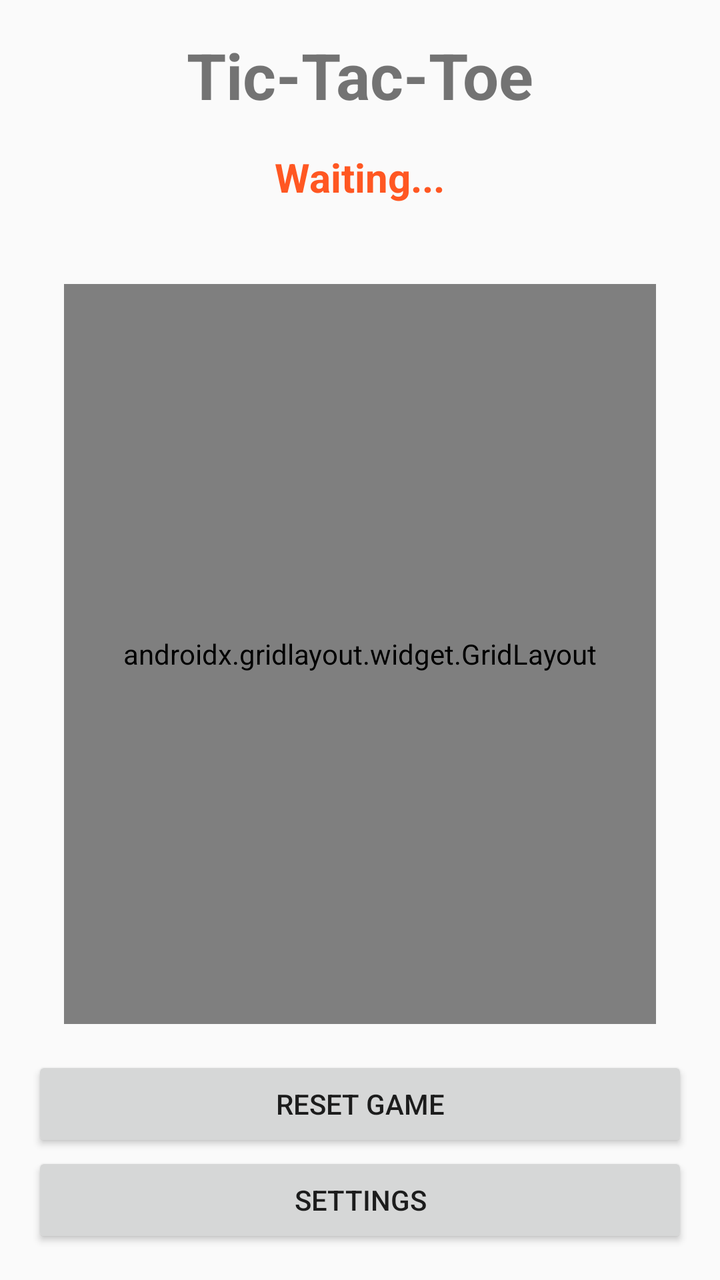
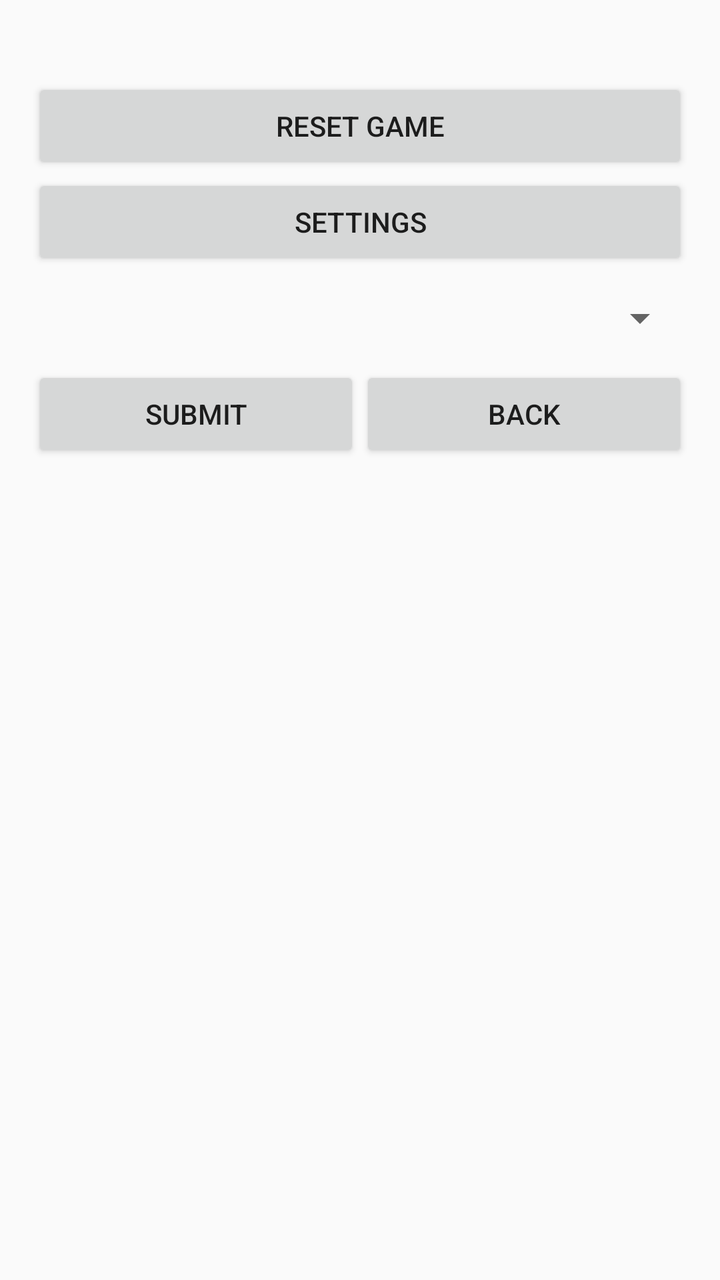

Before-and-after screenshots of an Android layout around one commit, followed by the original layout XML and the change that was made.
<!-- AndroidManifest.xml: application theme Theme.Bluetooth -->
<!-- res/layout/activity_game_offline.xml -->
<?xml version="1.0" encoding="utf-8"?>
<LinearLayout xmlns:android="http://schemas.android.com/apk/res/android"
    xmlns:app="http://schemas.android.com/apk/res-auto"
    android:orientation="vertical"
    android:layout_width="match_parent"
    android:layout_height="match_parent"
    android:padding="16dp"
    android:gravity="center">

    <TextView
        android:layout_width="wrap_content"
        android:layout_height="wrap_content"
        android:text="Tic-Tac-Toe"
        android:textSize="32sp"
        android:textStyle="bold"
        android:paddingBottom="16dp" />

    <TextView
        android:id="@+id/statusText"
        android:layout_width="wrap_content"
        android:layout_height="wrap_content"
        android:text="Waiting..."
        android:textSize="20sp"
        android:textStyle="bold"
        android:paddingBottom="24dp"
        android:textColor="#FF5722" />

    <androidx.gridlayout.widget.GridLayout
        android:id="@+id/gridLayout"
        android:layout_width="match_parent"
        android:layout_height="0dp"
        android:layout_weight="1"
        android:layout_margin="16dp"
        app:columnCount="3"
        app:rowCount="3" />

    <Button
        android:id="@+id/resetGame"
        android:layout_width="match_parent"
        android:layout_height="wrap_content"
        android:text="Reset Game" />

    <Button
        android:id="@+id/settings"
        android:layout_width="match_parent"
        android:layout_height="wrap_content"
        android:text="Settings" />

</LinearLayout>
<!-- resources referenced by this layout -->
<resources>
  <style name="Theme.Bluetooth" parent="android:Theme.Material.Light.NoActionBar" />
</resources>

<!-- the commit's change to res/layout/activity_game_offline.xml (unified diff, before → after) -->
@@ -8,6 +8,7 @@
     android:gravity="center">
 
     <TextView
+        android:id="@+id/title"
         android:layout_width="wrap_content"
         android:layout_height="wrap_content"
         android:text="Tic-Tac-Toe"
@@ -16,7 +17,7 @@
         android:paddingBottom="16dp" />
 
     <TextView
-        android:id="@+id/statusText"
+        android:id="@+id/statusText1"
         android:layout_width="wrap_content"
         android:layout_height="wrap_content"
         android:text="Waiting..."
@@ -26,7 +27,7 @@
         android:textColor="#FF5722" />
 
     <androidx.gridlayout.widget.GridLayout
-        android:id="@+id/gridLayout"
+        android:id="@+id/gridLayout1"
         android:layout_width="match_parent"
         android:layout_height="0dp"
         android:layout_weight="1"
@@ -46,4 +47,38 @@
         android:layout_height="wrap_content"
         android:text="Settings" />
 
+    <LinearLayout
+        android:id="@+id/settingsPage"
+        android:orientation="vertical"
+        android:layout_width="match_parent"
+        android:layout_height="match_parent">
+
+        <Spinner
+            android:id="@+id/spinner"
+            android:layout_width="match_parent"
+            android:layout_height="wrap_content"
+            android:minHeight="48dp"/>
+
+        <LinearLayout
+            android:layout_width="match_parent"
+            android:layout_height="match_parent"
+            android:orientation="horizontal">
+
+            <Button
+                android:id="@+id/submit"
+                android:layout_width="wrap_content"
+                android:layout_height="wrap_content"
+                android:layout_weight="1"
+                android:text="Submit" />
+
+            <Button
+                android:id="@+id/leaveSettings"
+                android:layout_width="wrap_content"
+                android:layout_height="wrap_content"
+                android:layout_weight="1"
+                android:text="Back" />
+        </LinearLayout>
+
+    </LinearLayout>
+
 </LinearLayout>
